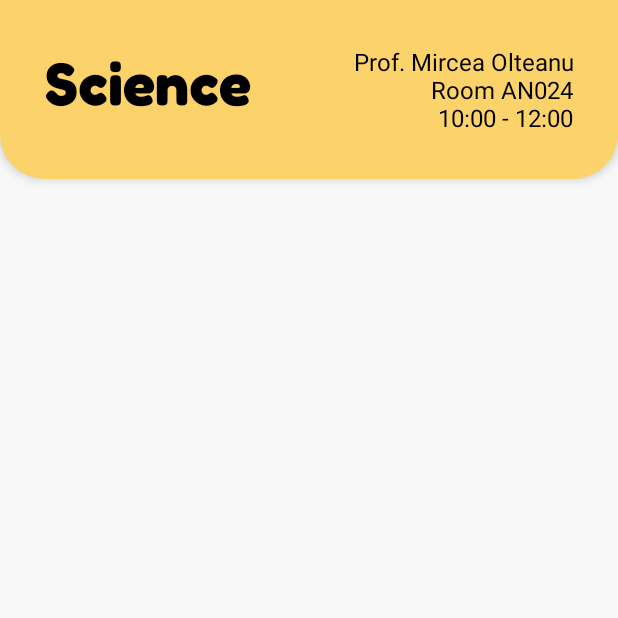
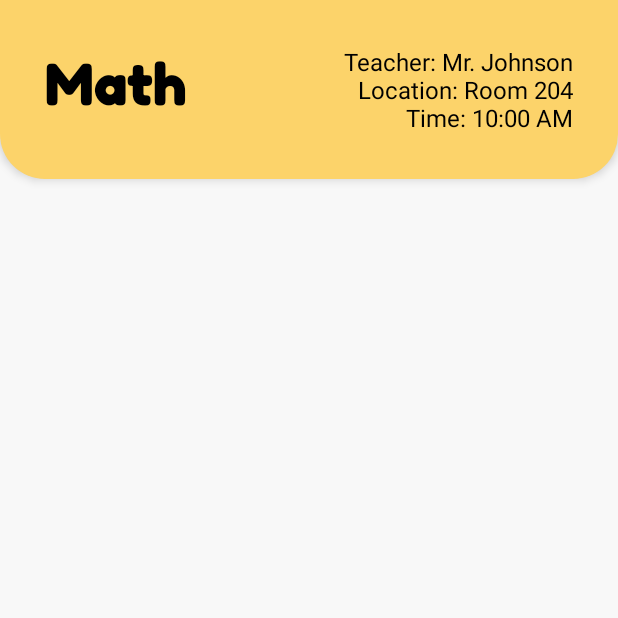
Before and after one commit to year-3-projects-cti/MDAD, an Android app: the screen it shows after launch (ClassActivity before the commit, ScheduleActivity after it), after a tap on "Math", on a phone screen of 412 x 824 dp, the top half of it. Run offline under Robolectric (Android 15) with nearby library versions, the phone set to English and light mode, and no system bars.

Commit message:
dynamically render class header

```diff
--- a/app/src/main/java/com/example/taskit/MainActivity.kt
+++ b/app/src/main/java/com/example/taskit/MainActivity.kt
@@ -152,7 +152,7 @@ class MainActivity : AppCompatActivity() {
         classDetails.text = "${classItem.teacher} - ${classItem.location} - ${classItem.time}"
 
         cardView.setOnClickListener {
-            val intent = Intent(this, ClassActivity::class.java)
+            val intent = Intent(this, ScheduleActivity::class.java)
             intent.putExtra("class_name", classItem.name)
             intent.putExtra("teacher", classItem.teacher)
             intent.putExtra("location", classItem.location)
--- a/app/src/main/java/com/example/taskit/ScheduleActivity.kt
+++ b/app/src/main/java/com/example/taskit/ScheduleActivity.kt
@@ -1,15 +1,30 @@
 package com.example.taskit
 
 import android.os.Bundle
+import android.widget.TextView
 import androidx.activity.enableEdgeToEdge
 import androidx.appcompat.app.AppCompatActivity
-import androidx.core.view.ViewCompat
-import androidx.core.view.WindowInsetsCompat
+
 
 class ScheduleActivity : AppCompatActivity() {
     override fun onCreate(savedInstanceState: Bundle?) {
         super.onCreate(savedInstanceState)
         enableEdgeToEdge()
-        setContentView(R.layout.activity_schedule)
+        setContentView(R.layout.activity_class)
+
+        val className = intent.getStringExtra("class_name")
+        val teacher = intent.getStringExtra("teacher")
+        val location = intent.getStringExtra("location")
+        val time = intent.getStringExtra("time")
+
+        // Find the TextView and update its content
+        val classNameText = findViewById<TextView>(R.id.class_name)
+        val infoText = findViewById<TextView>(R.id.info_text)
+        infoText.text = """
+            Teacher: $teacher
+            Location: $location
+            Time: $time
+        """.trimIndent()
+        classNameText.text = className
     }
 }
--- a/app/src/main/res/layout/activity_class.xml
+++ b/app/src/main/res/layout/activity_class.xml
@@ -2,6 +2,7 @@
 <ScrollView xmlns:android="http://schemas.android.com/apk/res/android"
     android:layout_width="match_parent"
     android:layout_height="match_parent"
+    android:id="@+id/activity_class"
     android:background="#f8f8f8">
 
     <RelativeLayout
@@ -18,7 +19,7 @@
             android:id="@+id/class_name"
             android:layout_width="wrap_content"
             android:layout_height="wrap_content"
-            android:text="Science"
+            android:text=""
             android:textSize="40sp"
             android:fontFamily="@font/fredoka_bold"
             android:textStyle="bold"
@@ -30,7 +31,7 @@
             android:id="@+id/info_text"
             android:layout_width="wrap_content"
             android:layout_height="wrap_content"
-            android:text="Prof. Mircea Olteanu\nRoom AN024\n10:00 - 12:00"
+            android:text=""
             android:textSize="16sp"
             android:fontFamily="@font/fredoka"
             android:textStyle="normal"
```
